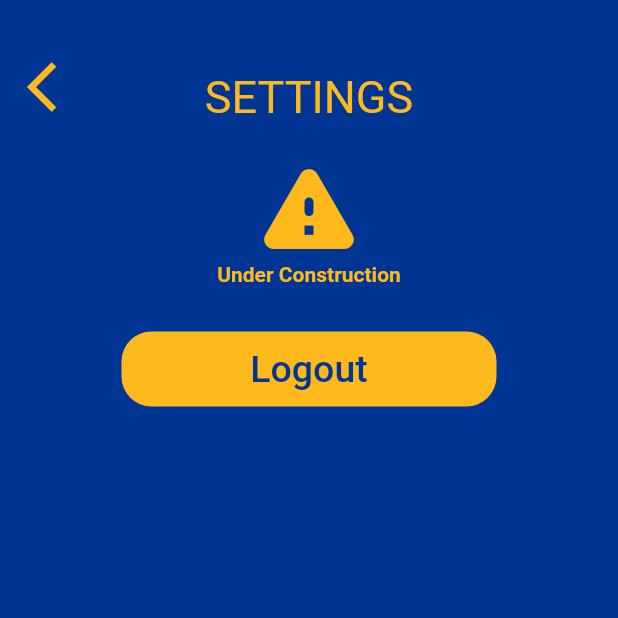
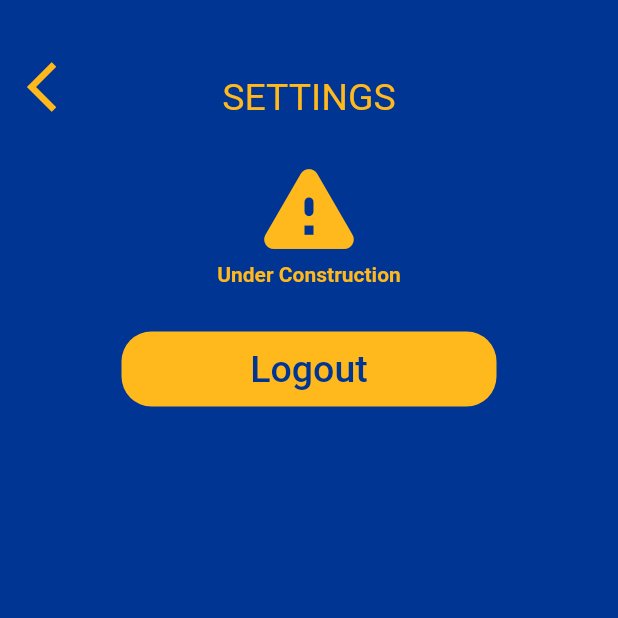
Before and after one commit to juradodiego/panther-central-ios-app, a Flutter app: the SettingsScreen screen opened directly, on a phone screen of 412 x 824 dp, the top half of it. Run offline on Flutter 3.47's test engine with Material 2 defaults, Android fonts, the phone set to English and light mode, and no system bars.

Commit message:
Resized Fonts

```diff
--- a/lib/screens/add_payment_screen.dart
+++ b/lib/screens/add_payment_screen.dart
@@ -35,7 +35,7 @@ class _AddPaymentScreenState extends State<AddPaymentScreen> {
                     child: Stack(
                       children: [
                         // TODO Add Font Size, Font Color
-                        const Align(child: Text('ADD PAYMENT METHOD', style: TextStyle(color: PC_YELLOW, fontSize: 30),)),
+                        const Align(child: Text('ADD PAYMENT METHOD', style: TextStyle(color: PC_YELLOW, fontSize: 25),)),
                         Positioned(
                           right: 10,
                           child: IconButton(
--- a/lib/screens/choose_payment_screen.dart
+++ b/lib/screens/choose_payment_screen.dart
@@ -42,7 +42,7 @@ class _ChoosePaymentScreenState extends State<ChoosePaymentScreen> {
                   child: Stack(
                     children: [
                       // TODO Add Font Size, Font Color
-                      const Align(child: Text('CHOOSE PAYMENT', style: TextStyle(color: PC_YELLOW, fontSize: 30),)),
+                      const Align(child: Text('CHOOSE PAYMENT', style: TextStyle(color: PC_YELLOW, fontSize: 25),)),
                       Positioned(
                         left: 10,
                         child: IconButton(
--- a/lib/screens/load_funds_screen.dart
+++ b/lib/screens/load_funds_screen.dart
@@ -41,7 +41,7 @@ class _LoadFundsScreenState extends State<LoadFundsScreen> {
                   child: Stack(
                     children: [
                       // TODO Add Font Size, Font Color
-                      const Align(child: Text('QUICK RELOAD', style: TextStyle(color: PC_YELLOW, fontSize: 30),)),
+                      const Align(child: Text('QUICK RELOAD', style: TextStyle(color: PC_YELLOW, fontSize: 25),)),
                       Positioned(
                         right: 10,
                         child: IconButton(
--- a/lib/screens/settings_screen.dart
+++ b/lib/screens/settings_screen.dart
@@ -29,7 +29,7 @@ class _SettingsScreenState extends State<SettingsScreen> {
                   child: Stack(
                     children: [
                       // TODO Add Font Size, Font Color
-                      const Align(child: Text('SETTINGS', style: TextStyle(color: PC_YELLOW, fontSize: 30),)),
+                      const Align(child: Text('SETTINGS', style: TextStyle(color: PC_YELLOW, fontSize: 25),)),
                       Positioned(
                         left: 10,
                         child: IconButton(
```
